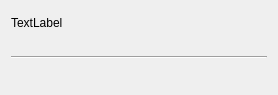
analogdevicesinc/scopy, file gui/ui/menu_header.ui: the form before one commit.
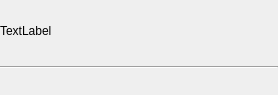
The form after the commit.

Commit message: Custom Widgets: Fixed MenuHeader, SubsectionSeparator and SmallOnOffSwitch

```diff
--- a/gui/ui/menu_header.ui
+++ b/gui/ui/menu_header.ui
@@ -14,6 +14,12 @@
    <string>Form</string>
   </property>
   <layout class="QVBoxLayout" name="verticalLayout">
+   <property name="leftMargin">
+    <number>0</number>
+   </property>
+   <property name="rightMargin">
+    <number>0</number>
+   </property>
    <item>
     <widget class="QLabel" name="lblTitle">
      <property name="text">
@@ -32,7 +38,7 @@
      <property name="sizeHint" stdset="0">
       <size>
        <width>0</width>
-       <height>15</height>
+       <height>10</height>
       </size>
      </property>
     </spacer>
@@ -61,7 +67,7 @@
      <property name="sizeHint" stdset="0">
       <size>
        <width>0</width>
-       <height>25</height>
+       <height>15</height>
       </size>
      </property>
     </spacer>
```
Left out of the diff: 3 changed lines with no effect on the pictures. The commit also changes 6 other files.
